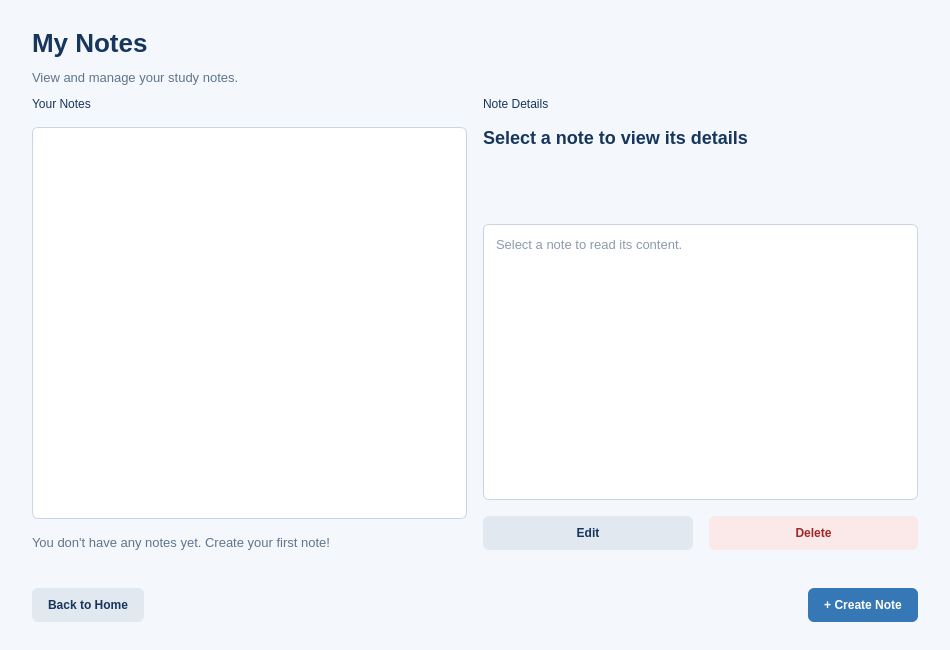
The window that mynotespage.ui (Martina-ui/StudyNotes) describes before a commit, drawn with Qt 5.
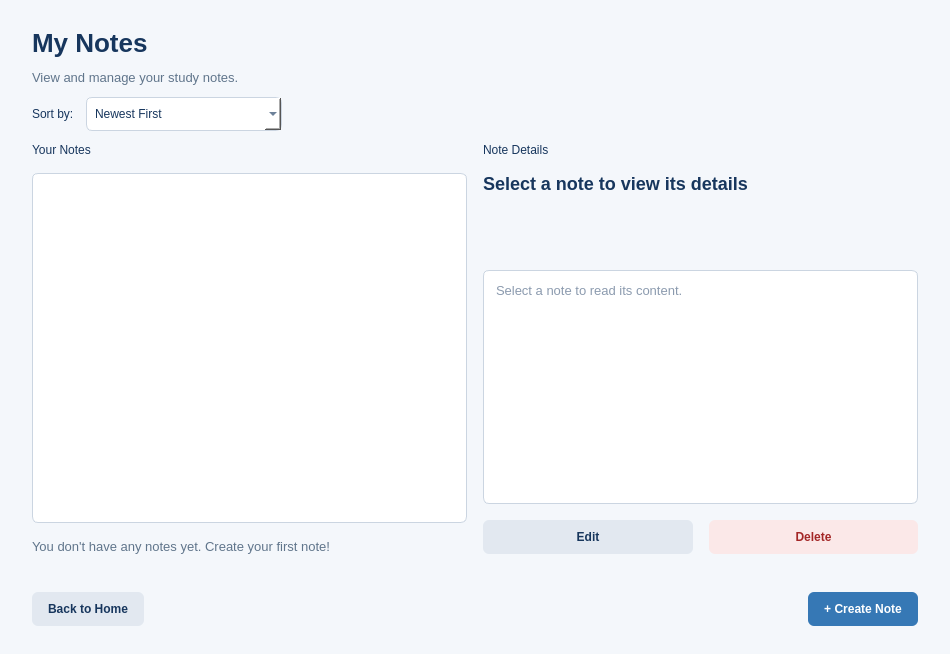
The same window after the commit.

Diff of the .ui file:
```diff
--- a/mynotespage.ui
+++ b/mynotespage.ui
@@ -24,6 +24,8 @@
 QListWidget, QTextEdit { background: white; color: #17365d; border: 1px solid #cbd5e1; border-radius: 6px; padding: 8px; font-size: 13px; selection-background-color: #dbeafe; selection-color: #17365d; }
 QPushButton { background-color: #e2e8f0; color: #17365d; border: none; border-radius: 6px; padding: 10px 16px; font-weight: bold; }
 QPushButton:hover { background-color: #cbd5e1; }
+QComboBox { background-color: white; color: #17365d; border: 1px solid #cbd5e1; border-radius: 6px; padding: 8px; min-width: 160px; }
+QComboBox QAbstractItemView { background-color: white; color: #17365d; selection-background-color: #dbeafe; selection-color: #17365d; }
 QPushButton:disabled { background-color: #edf0f4; color: #8997a8; }
 QPushButton#createNoteButton { background-color: #3678b5; color: white; }
 QPushButton#createNoteButton:hover { background-color: #285e91; }
@@ -63,6 +65,50 @@
      </property>
     </widget>
    </item>
+
+<item>
+ <layout class="QHBoxLayout" name="sortLayout">
+  <item>
+   <widget class="QLabel" name="sortLabel">
+    <property name="text">
+     <string>Sort by:</string>
+    </property>
+   </widget>
+  </item>
+  <item>
+   <widget class="QComboBox" name="sortComboBox">
+    <item>
+     <property name="text">
+      <string>Newest First</string>
+     </property>
+    </item>
+    <item>
+     <property name="text">
+      <string>Class / Category</string>
+     </property>
+    </item>
+    <item>
+     <property name="text">
+      <string>Title (A-Z)</string>
+     </property>
+    </item>
+   </widget>
+  </item>
+  <item>
+   <spacer name="sortSpacer">
+    <property name="orientation">
+     <enum>Qt::Orientation::Horizontal</enum>
+    </property>
+    <property name="sizeHint" stdset="0">
+     <size>
+      <width>40</width>
+      <height>20</height>
+     </size>
+    </property>
+   </spacer>
+  </item>
+ </layout>
+</item>
    <item>
     <layout class="QHBoxLayout" name="notesLayout">
      <property name="spacing">
```
